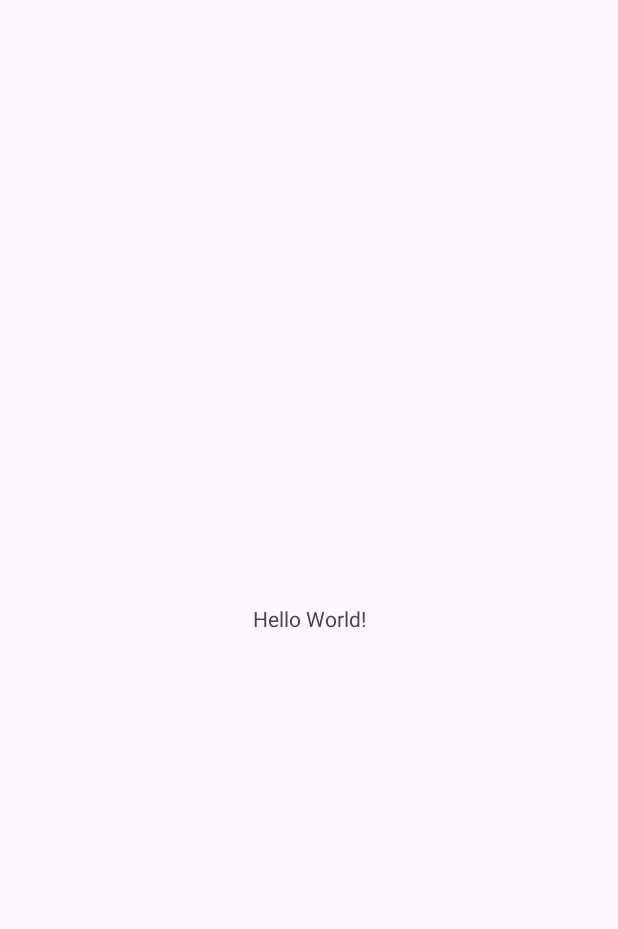
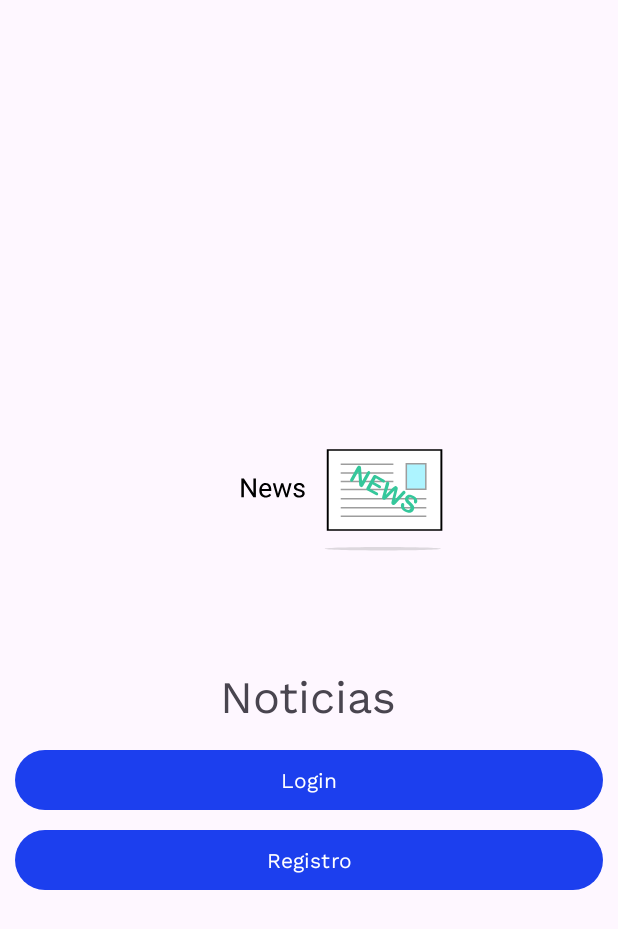
Before and after one commit to Stiven7-7/Noticias_App, an Android app: the screen it shows after launch (MainActivity), on a phone screen of 412 x 824 dp. Before the commit the part shown is almost empty. Shown: the top 929 px of the screen. Run offline under Robolectric (Android 15) with nearby library versions, the phone set to English and light mode, and no system bars.

Commit message:
Se realiza pantalla de login sin funcionalidad

```diff
--- a/app/src/main/java/com/example/noticias_app/MainActivity.java
+++ b/app/src/main/java/com/example/noticias_app/MainActivity.java
@@ -2,13 +2,35 @@ package com.example.noticias_app;
 
 import androidx.appcompat.app.AppCompatActivity;
 
+import android.content.Intent;
 import android.os.Bundle;
+import android.view.View;
+import android.widget.Button;
 
 public class MainActivity extends AppCompatActivity {
+
+    Button Btn_Login, Btn_Registro;
 
     @Override
     protected void onCreate(Bundle savedInstanceState) {
         super.onCreate(savedInstanceState);
         setContentView(R.layout.activity_main);
+
+        Btn_Login = findViewById(R.id.Btn_Login);
+        Btn_Registro = findViewById(R.id.Btn_Registro);
+
+        Btn_Login.setOnClickListener(new View.OnClickListener() {
+            @Override
+            public void onClick(View v) {
+                startActivity(new Intent(MainActivity.this, Login.class));
+            }
+        });
+
+        Btn_Registro.setOnClickListener(new View.OnClickListener() {
+            @Override
+            public void onClick(View v) {
+                startActivity(new Intent(MainActivity.this, Registro.class));
+            }
+        });
     }
 }
--- a/app/src/main/java/com/example/noticias_app/Pantalla_De_Carga.java
+++ b/app/src/main/java/com/example/noticias_app/Pantalla_De_Carga.java
@@ -13,7 +13,7 @@ public class Pantalla_De_Carga extends AppCompatActivity {
         super.onCreate(savedInstanceState);
         setContentView(R.layout.activity_pantalla_de_carga);
 
-        int tiempo = 3050;
+        int tiempo = 3000;
 
         new Handler().postDelayed(new Runnable() {
             @Override
--- /dev/null
+++ b/app/src/main/res/font/font.xml
@@ -0,0 +1,4 @@
+<?xml version="1.0" encoding="utf-8"?>
+<font-family xmlns:android="http://schemas.android.com/apk/res/android">
+
+</font-family>
--- a/app/src/main/res/layout/activity_main.xml
+++ b/app/src/main/res/layout/activity_main.xml
@@ -1,18 +1,55 @@
 <?xml version="1.0" encoding="utf-8"?>
-<androidx.constraintlayout.widget.ConstraintLayout xmlns:android="http://schemas.android.com/apk/res/android"
+<RelativeLayout
+    xmlns:android="http://schemas.android.com/apk/res/android"
     xmlns:app="http://schemas.android.com/apk/res-auto"
     xmlns:tools="http://schemas.android.com/tools"
     android:layout_width="match_parent"
     android:layout_height="match_parent"
     tools:context=".MainActivity">
 
-    <TextView
-        android:layout_width="wrap_content"
-        android:layout_height="wrap_content"
-        android:text="Hello World!"
-        app:layout_constraintBottom_toBottomOf="parent"
-        app:layout_constraintEnd_toEndOf="parent"
-        app:layout_constraintStart_toStartOf="parent"
-        app:layout_constraintTop_toTopOf="parent" />
+    <androidx.appcompat.widget.LinearLayoutCompat
+        android:layout_width="match_parent"
+        android:layout_height="match_parent"
+        android:orientation="vertical"
+        android:padding="10dp"
+        android:gravity="center">
 
-</androidx.constraintlayout.widget.ConstraintLayout>
+        <!--Animacion-->
+        <com.airbnb.lottie.LottieAnimationView
+            android:layout_width="200dp"
+            android:layout_height="200dp"
+            app:lottie_imageAssetsFolder="assets"
+            app:lottie_fileName="news.json"
+            app:lottie_loop="true"
+            app:lottie_autoPlay="true"/>
+
+        <!--Titulo-->
+        <TextView
+            android:text="@string/app_name"
+            android:textSize="30sp"
+            android:fontFamily="@font/worksans"
+            android:layout_marginTop="15dp"
+            android:layout_width="wrap_content"
+            android:layout_height="wrap_content"/>
+
+        <!--Boton Login-->
+        <Button
+            android:id="@+id/Btn_Login"
+            android:text="@string/Btn_Login"
+            android:layout_marginTop="10dp"
+            android:fontFamily="@font/worksans"
+            android:layout_width="match_parent"
+            android:layout_height="wrap_content"/>
+
+        <!--Boton Registro-->
+        <Button
+            android:id="@+id/Btn_Registro"
+            android:text="@string/Btn_Registro"
+            android:layout_marginTop="5dp"
+            android:fontFamily="@font/worksans"
+            android:layout_width="match_parent"
+            android:layout_height="wrap_content"/>
+
+    </androidx.appcompat.widget.LinearLayoutCompat>
+
+</RelativeLayout>
--- a/app/src/main/res/layout/activity_pantalla_de_carga.xml
+++ b/app/src/main/res/layout/activity_pantalla_de_carga.xml
@@ -25,6 +25,7 @@
             android:textSize="30sp"
             android:layout_marginTop="15dp"
             android:text="@string/app_name"
+            android:fontFamily="@font/worksans"
             android:layout_width="wrap_content"
             android:layout_height="wrap_content"/>
 
--- a/app/src/main/res/values/strings.xml
+++ b/app/src/main/res/values/strings.xml
@@ -1,3 +1,7 @@
 <resources>
     <string name="app_name">Noticias</string>
+
+    <!--MAIN ACTIVITY-->
+    <string name="Btn_Login">Login</string>
+    <string name="Btn_Registro">Registro</string>
 </resources>
```
Also changed, not shown: app/src/main/AndroidManifest.xml (+8 -0 lines), app/src/main/java/com/example/noticias_app/Login.java (added, +14 -0 lines), app/src/main/java/com/example/noticias_app/Registro.java (added, +14 -0 lines), app/src/main/res/layout/activity_login.xml (added, +9 -0 lines), app/src/main/res/layout/activity_registro.xml (added, +9 -0 lines), app/src/main/res/font/worksans.ttf (added).
